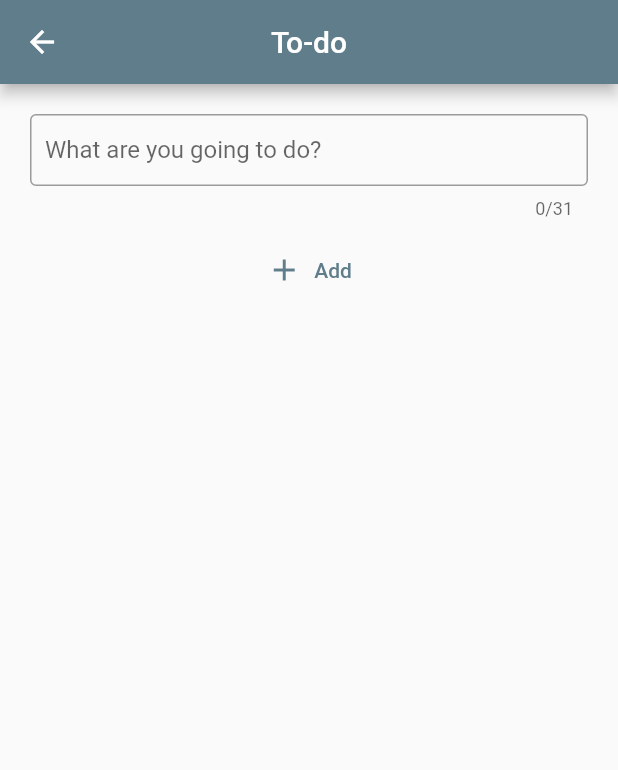
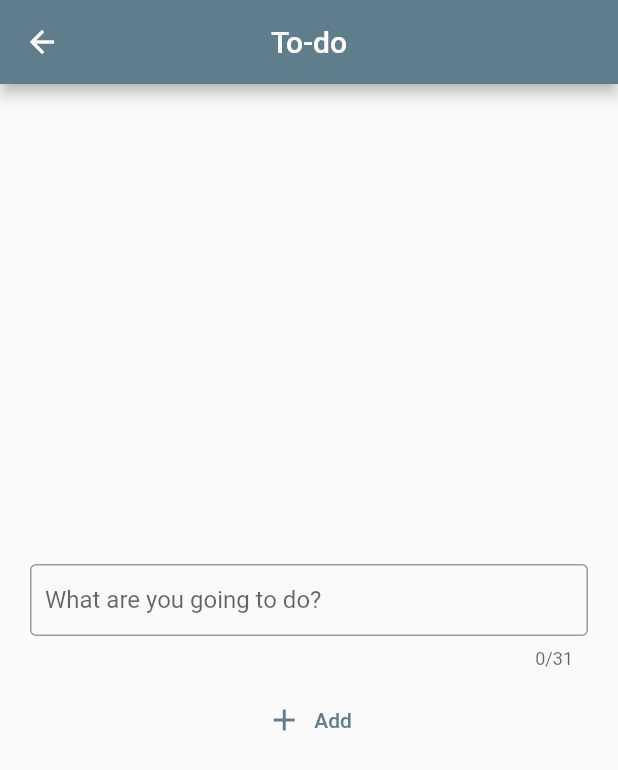
Before and after one commit to GustafHasselgren/Flutter-course, a Flutter app: the AddEntryView screen opened directly, on a phone screen of 412 x 824 dp. Shown: the top 770 px of the screen. Run offline on Flutter 3.47's test engine with Material 2 defaults, Android fonts, the phone set to English and light mode, and no system bars.

Commit message:
centrerat addEntry

```diff
--- a/lib/main.dart
+++ b/lib/main.dart
@@ -81,7 +81,8 @@ class FilterButtonState extends State<FilterButton> {
             setState(() {
               filterValue = value;
             });
-            }),
+          },
+        ),
       ),
     );
   }
@@ -107,7 +108,7 @@ class _TodoEntriesState extends State<TodoEntries> {
     'Köpa mjölk',
     'Posta brevet',
     'Slackline med August',
-    'Brädspel med Mårten',
+    'Brädspel med MårtenBrädspel med MårtenBrädspel med MårtenBrädspel med Mårten',
     '01234567890123456789012345678901',
     'hej',
     'hej',
@@ -242,7 +243,13 @@ class AddEntryView extends StatelessWidget {
     return Container(
       padding: const EdgeInsets.all(20.0),
       child: Column(
-        children: [addEntryTextField(), spacing(), addEntryButton()],
+        children: [
+          Spacer(),
+          addEntryTextField(),
+          spacing(),
+          addEntryButton(),
+          Spacer()
+        ],
       ),
     );
   }
```
Lines whose indentation alone changed are shown as unchanged.
